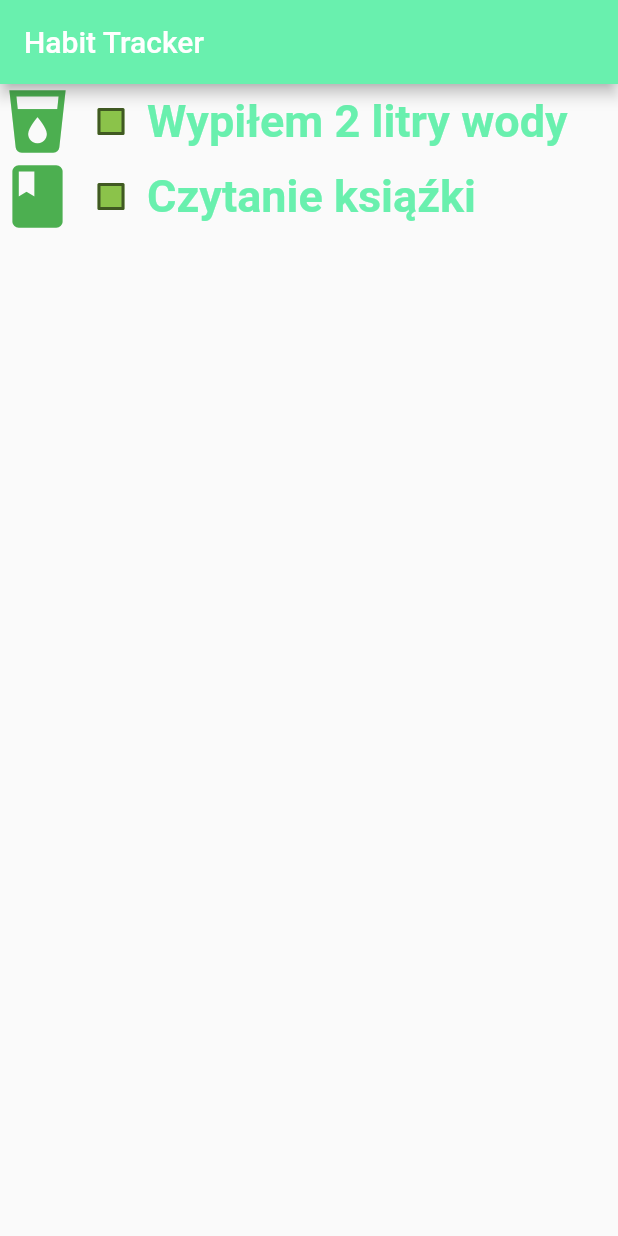
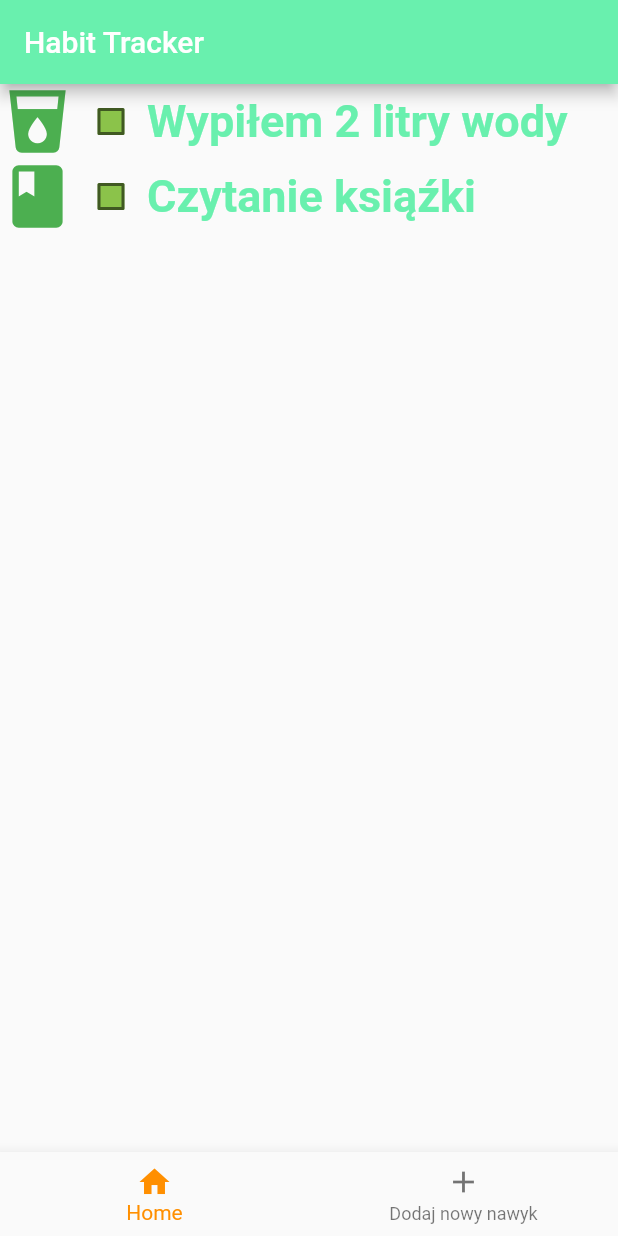
Before and after one commit to WojciechMankowski/trackingHhabits, a Flutter app: the screen it shows after launch, on a phone screen of 412 x 824 dp. Run offline on Flutter 3.47's test engine with Material 2 defaults, Android fonts, the phone set to English and light mode, and no system bars.

Commit message:
add navigator bottop

```diff
--- a/lib/main.dart
+++ b/lib/main.dart
@@ -19,7 +19,7 @@ class MyHome extends StatelessWidget {
     habits
         .addHabit(Habit("Wypiłem 2 litry wody", "zdrowie", "water", 0, false));
     habits.addHabit(Habit("Czytanie ksiąźki", "samorozwój", "book", 0, false));
-
+    int _selectedIndex = 0;
     return MaterialApp(
       debugShowCheckedModeBanner: false,
       home: Scaffold(
@@ -33,6 +33,18 @@ class MyHome extends StatelessWidget {
               HabitWidget(habit: habits.getHabits()[i]),
           ],
         ),
+        bottomNavigationBar: BottomNavigationBar(
+          // ignore: prefer_const_literals_to_create_immutables
+          items: [
+            const BottomNavigationBarItem(
+                icon: Icon(Icons.home), label: "Home"),
+            const BottomNavigationBarItem(
+                icon: Icon(Icons.add), label: "Dodaj nowy nawyk"),
+          ],
+          currentIndex: _selectedIndex,
+          selectedItemColor: Colors.amber[800],
+          // onTap: ,
+        ),
       ),
     );
   }
```
Also changed, not shown: 1 other file.
